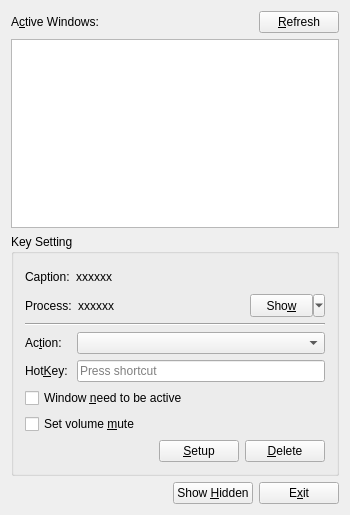
Old version of the form MainDialog.ui in the repository Aoi-hosizora/BossKeyManager.
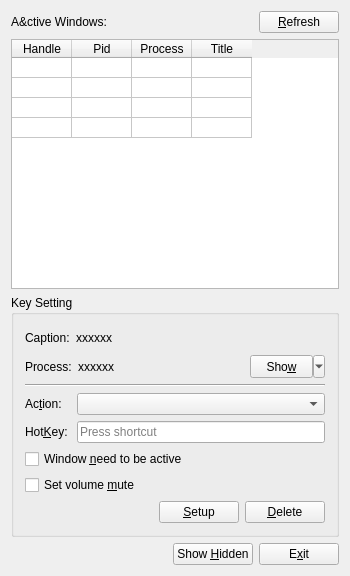
New version of the form. Custom widgets are drawn as their Qt base class.

Commit message: Delete All Tab & Use TableWidget

```diff
--- a/MainDialog.ui
+++ b/MainDialog.ui
@@ -7,7 +7,7 @@
     <x>0</x>
     <y>0</y>
     <width>350</width>
-    <height>515</height>
+    <height>573</height>
    </rect>
   </property>
   <property name="minimumSize">
@@ -61,7 +61,99 @@
      </layout>
     </item>
     <item>
-     <widget class="QListWidget" name="listWidget"/>
+     <widget class="QTableWidget" name="tableWidget">
+      <property name="sizePolicy">
+       <sizepolicy hsizetype="Expanding" vsizetype="Expanding">
+        <horstretch>0</horstretch>
+        <verstretch>0</verstretch>
+       </sizepolicy>
+      </property>
+      <property name="minimumSize">
+       <size>
+        <width>0</width>
+        <height>250</height>
+       </size>
+      </property>
+      <property name="editTriggers">
+       <set>QAbstractItemView::NoEditTriggers</set>
+      </property>
+      <property name="showDropIndicator" stdset="0">
+       <bool>true</bool>
+      </property>
+      <property name="selectionMode">
+       <enum>QAbstractItemView::SingleSelection</enum>
+      </property>
+      <property name="selectionBehavior">
+       <enum>QAbstractItemView::SelectRows</enum>
+      </property>
+      <property name="verticalScrollMode">
+       <enum>QAbstractItemView::ScrollPerPixel</enum>
+      </property>
+      <property name="horizontalScrollMode">
+       <enum>QAbstractItemView::ScrollPerPixel</enum>
+      </property>
+      <property name="showGrid">
+       <bool>true</bool>
+      </property>
+      <property name="gridStyle">
+       <enum>Qt::SolidLine</enum>
+      </property>
+      <attribute name="horizontalHeaderCascadingSectionResizes">
+       <bool>true</bool>
+      </attribute>
+      <attribute name="horizontalHeaderDefaultSectionSize">
+       <number>60</number>
+      </attribute>
+      <attribute name="horizontalHeaderHighlightSections">
+       <bool>false</bool>
+      </attribute>
+      <attribute name="verticalHeaderVisible">
+       <bool>false</bool>
+      </attribute>
+      <attribute name="verticalHeaderDefaultSectionSize">
+       <number>20</number>
+      </attribute>
+      <row>
+       <property name="text">
+        <string>新しい行</string>
+       </property>
+      </row>
+      <row>
+       <property name="text">
+        <string>新しい行</string>
+       </property>
+      </row>
+      <row>
+       <property name="text">
+        <string>新しい行</string>
+       </property>
+      </row>
+      <row>
+       <property name="text">
+        <string>新しい行</string>
+       </property>
+      </row>
+      <column>
+       <property name="text">
+        <string>Handle</string>
+       </property>
+      </column>
+      <column>
+       <property name="text">
+        <string>Pid</string>
+       </property>
+      </column>
+      <column>
+       <property name="text">
+        <string>Process</string>
+       </property>
+      </column>
+      <column>
+       <property name="text">
+        <string>Title</string>
+       </property>
+      </column>
+     </widget>
     </item>
     <item>
      <widget class="QGroupBox" name="groupBox">
```
Left out of the diff: 7 changed lines with no effect on the pictures. The commit also changes 11 other files.
